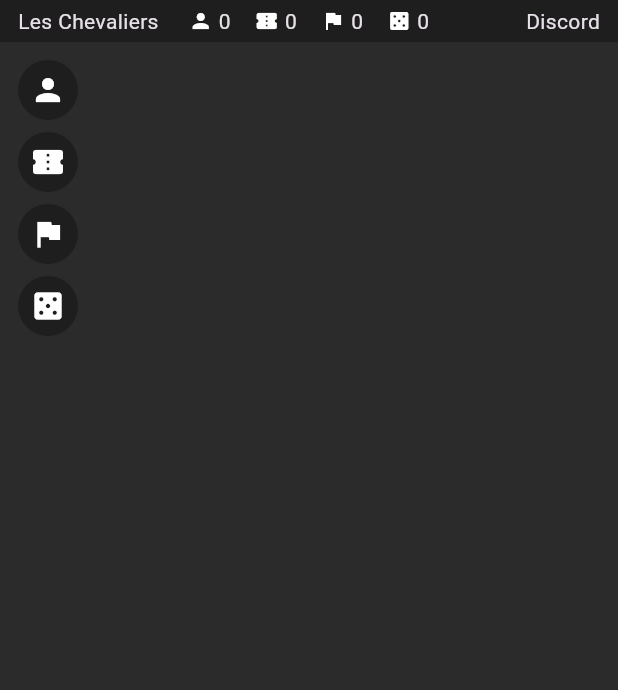
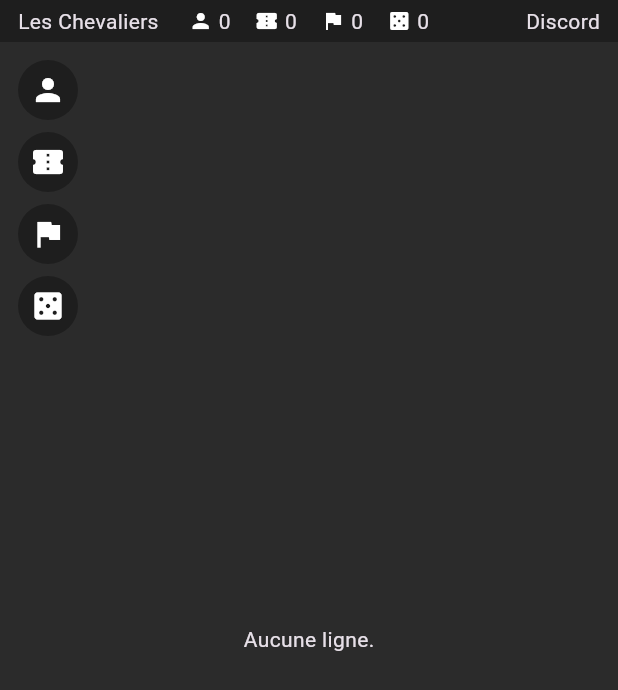
Before and after one commit to damiendenorme/chevaliers, a Flutter app: the screen it shows after launch, after a tap on the "person" icon, on a phone screen of 412 x 824 dp. Shown: the top 690 px of the screen. Run offline on Flutter 3.47's test engine with Material 3 defaults, Android fonts, the phone set to English and light mode, and no system bars; our stand-ins replace supabase_flutter; accounts and stored records are empty.

Commit message:
Center lists

```diff
--- /dev/null
+++ b/lib/data/rows.dart
@@ -0,0 +1,50 @@
+import 'package:supabase_flutter/supabase_flutter.dart';
+
+/// Contenu d'une table prêt à afficher : les en-têtes de colonnes, puis une
+/// liste de lignes (une cellule texte par colonne).
+class RowTable {
+  const RowTable({required this.columns, required this.rows});
+
+  final List<String> columns;
+  final List<List<String>> rows;
+}
+
+/// Lignes d'une table de la base, mises en colonnes.
+///
+/// Pour `partie` : les deux joueurs, leurs scores et le jeu.
+/// Pour les autres tables : le nom.
+Future<RowTable> fetchRows(String table) async {
+  final db = Supabase.instance.client;
+
+  if (table == 'partie') {
+    final rows = await db
+        .from('partie')
+        .select(
+          'score_joueur1, score_joueur2, jeu(nom), '
+          'joueur1:joueur!partie_joueur1_id_fkey(nom), '
+          'joueur2:joueur!partie_joueur2_id_fkey(nom)',
+        )
+        .order('created_at', ascending: false);
+    return RowTable(
+      columns: const ['Joueur 1', 'Score 1', 'Score 2', 'Joueur 2', 'Jeu'],
+      rows: [
+        for (final r in rows)
+          [
+            r['joueur1']['nom'] as String,
+            '${r['score_joueur1']}',
+            '${r['score_joueur2']}',
+            r['joueur2']['nom'] as String,
+            r['jeu']['nom'] as String,
+          ],
+      ],
+    );
+  }
+
+  final rows = await db.from(table).select('nom').order('nom');
+  return RowTable(
+    columns: const ['Nom'],
+    rows: [
+      for (final r in rows) [r['nom'] as String],
+    ],
+  );
+}
--- a/lib/main.dart
+++ b/lib/main.dart
@@ -1,7 +1,9 @@
 import 'package:flutter/material.dart';
 import 'package:supabase_flutter/supabase_flutter.dart';
 
+import 'data/rows.dart';
 import 'supabase_config.dart';
+import 'widgets/row_list.dart';
 import 'widgets/side_buttons.dart';
 import 'widgets/top_bar.dart';
 
@@ -74,12 +76,14 @@ class MyHomePage extends StatefulWidget {
     this.loadEventCount = fetchEventCount,
     this.loadGameCount = fetchGameCount,
     this.loadBoardGameCount = fetchBoardGameCount,
+    this.loadRows = fetchRows,
   });
 
   final Future<int> Function() loadPlayerCount;
   final Future<int> Function() loadEventCount;
   final Future<int> Function() loadGameCount;
   final Future<int> Function() loadBoardGameCount;
+  final Future<RowTable> Function(String table) loadRows;
 
   @override
   State<MyHomePage> createState() => _MyHomePageState();
@@ -90,6 +94,24 @@ class _MyHomePageState extends State<MyHomePage> {
   late final Future<int> _eventCount = widget.loadEventCount();
   late final Future<int> _gameCount = widget.loadGameCount();
   late final Future<int> _boardGameCount = widget.loadBoardGameCount();
+
+  /// Boutons latéraux : icône, libellé et table affichée au clic.
+  static const _sections = [
+    (Icons.person, 'Joueurs', 'joueur'),
+    (Icons.confirmation_number, 'Événements', 'evenement'),
+    (Icons.flag, 'Parties', 'partie'),
+    (Icons.casino, 'Jeux', 'jeu'),
+  ];
+
+  /// Lignes de la table choisie, ou null tant qu'aucun bouton n'a été cliqué.
+  Future<RowTable>? _rows;
+
+  void _showTable(int index) {
+    final rows = widget.loadRows(_sections[index].$3);
+    setState(() {
+      _rows = rows;
+    });
+  }
 
   Widget _counter(Future<int> future, IconData icon, String tooltip) {
     return FutureBuilder<int>(
@@ -115,17 +137,25 @@ class _MyHomePageState extends State<MyHomePage> {
                 _counter(_boardGameCount, Icons.casino, 'Jeux'),
               ],
             ),
-            const Expanded(
-              child: Align(
-                alignment: Alignment.topLeft,
-                child: SideButtons(
-                  buttons: [
-                    (Icons.person, 'Joueurs'),
-                    (Icons.confirmation_number, 'Événements'),
-                    (Icons.flag, 'Parties'),
-                    (Icons.casino, 'Jeux'),
-                  ],
-                ),
+            Expanded(
+              child: Stack(
+                children: [
+                  // Tableau centré sur toute la largeur de l'écran ; les
+                  // boutons (et leur étirement au survol) passent par-dessus.
+                  if (_rows != null)
+                    Positioned.fill(
+                      child: RowList(key: ObjectKey(_rows), rows: _rows!),
+                    ),
+                  Align(
+                    alignment: Alignment.topLeft,
+                    child: SideButtons(
+                      buttons: [
+                        for (final (icon, label, _) in _sections) (icon, label),
+                      ],
+                      onPressed: _showTable,
+                    ),
+                  ),
+                ],
               ),
             ),
           ],
--- /dev/null
+++ b/lib/widgets/row_list.dart
@@ -0,0 +1,90 @@
+import 'package:flutter/material.dart';
+
+import '../data/rows.dart';
+import 'top_bar.dart';
+
+/// Tableau dense des lignes d'une table, centré à l'écran, au style de la
+/// barre de menu. Gère aussi le chargement, l'erreur et le cas vide.
+class RowList extends StatelessWidget {
+  const RowList({super.key, required this.rows});
+
+  final Future<RowTable> rows;
+
+  @override
+  Widget build(BuildContext context) {
+    return FutureBuilder<RowTable>(
+      future: rows,
+      builder: (context, snapshot) {
+        if (snapshot.hasError) {
+          return const _Message('Impossible de charger les données.');
+        }
+        if (!snapshot.hasData) {
+          return const Center(
+            child: SizedBox.square(
+              dimension: 16,
+              child: CircularProgressIndicator(strokeWidth: 2),
+            ),
+          );
+        }
+        final table = snapshot.data!;
+        if (table.rows.isEmpty) return const _Message('Aucune ligne.');
+        return Center(
+          child: SingleChildScrollView(
+            padding: const EdgeInsets.all(12),
+            child: _DenseTable(table),
+          ),
+        );
+      },
+    );
+  }
+}
+
+class _DenseTable extends StatelessWidget {
+  const _DenseTable(this.table);
+
+  final RowTable table;
+
+  static const _text = TextStyle(fontSize: 14);
+
+  @override
+  Widget build(BuildContext context) {
+    final divider = BorderSide(
+      color: Theme.of(context).scaffoldBackgroundColor,
+    );
+    final headerColor = Theme.of(context).colorScheme.onSurfaceVariant;
+
+    Widget cell(String text, {Color? color}) => Padding(
+      padding: const EdgeInsets.symmetric(horizontal: 12, vertical: 4),
+      child: Text(text, style: _text.copyWith(color: color), softWrap: false),
+    );
+
+    return Table(
+      defaultColumnWidth: const IntrinsicColumnWidth(),
+      border: TableBorder(horizontalInside: divider),
+      children: [
+        TableRow(
+          decoration: const BoxDecoration(color: topBarColor),
+          children: [
+            for (final c in table.columns) cell(c, color: headerColor),
+          ],
+        ),
+        for (final row in table.rows)
+          TableRow(
+            decoration: const BoxDecoration(color: topBarColor),
+            children: [for (final v in row) cell(v)],
+          ),
+      ],
+    );
+  }
+}
+
+class _Message extends StatelessWidget {
+  const _Message(this.text);
+
+  final String text;
+
+  @override
+  Widget build(BuildContext context) {
+    return Center(child: Text(text, style: const TextStyle(fontSize: 14)));
+  }
+}
--- a/lib/widgets/side_buttons.dart
+++ b/lib/widgets/side_buttons.dart
@@ -5,10 +5,17 @@ import 'top_bar.dart';
 /// Colonne de boutons ronds, chacun avec une icône, empilés de haut en bas
 /// sur le bord gauche de l'écran, au style de la barre de menu.
 class SideButtons extends StatelessWidget {
-  const SideButtons({super.key, required this.buttons});
+  const SideButtons({
+    super.key,
+    required this.buttons,
+    required this.onPressed,
+  });
 
   /// Icône et libellé de chaque bouton, de haut en bas.
   final List<(IconData, String)> buttons;
+
+  /// Appelé avec la position (à partir de 0) du bouton cliqué.
+  final ValueChanged<int> onPressed;
 
   @override
   Widget build(BuildContext context) {
@@ -18,13 +25,8 @@ class SideButtons extends StatelessWidget {
         crossAxisAlignment: CrossAxisAlignment.start,
         spacing: 8,
         children: [
-          for (final (icon, label) in buttons)
-            SideButton(
-              icon: icon,
-              label: label,
-              // Aucune action pour l'instant.
-              onPressed: () {},
-            ),
+          for (final (i, (icon, label)) in buttons.indexed)
+            SideButton(icon: icon, label: label, onPressed: () => onPressed(i)),
         ],
       ),
     );
```
Also changed, not shown: 1 other file.
